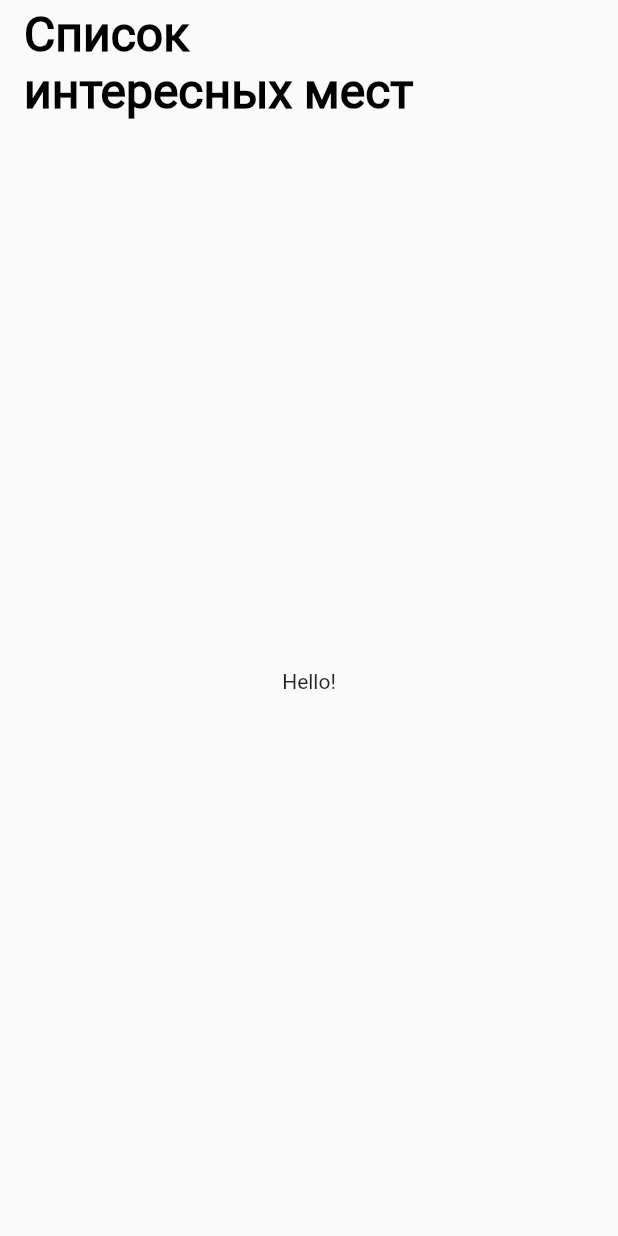
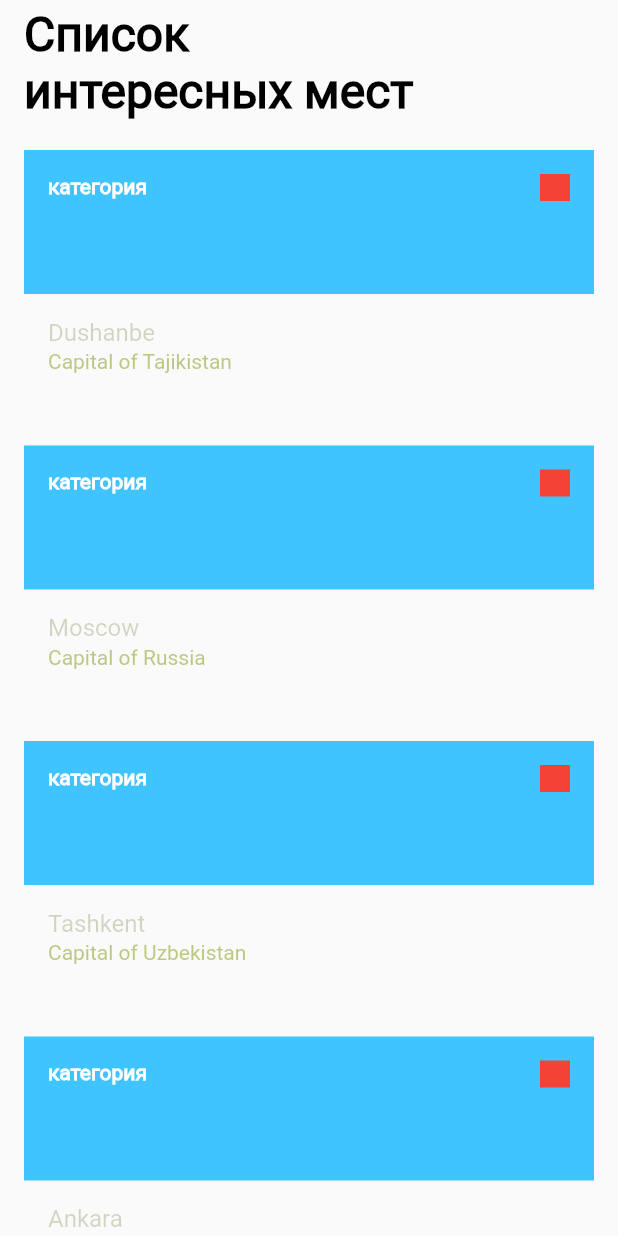
Before and after one commit to ibrohimkhan/surf-flutter-course-kholmatov, a Flutter app: the screen it shows after launch, on a phone screen of 412 x 824 dp. Run offline on Flutter 3.47's test engine with Material 2 defaults, Android fonts, the phone set to English and light mode, and no system bars.

Commit message:
created sight card ui

```diff
--- a/lib/domain/sight.dart
+++ b/lib/domain/sight.dart
@@ -1,3 +1,6 @@
+/*
+* This data class represents user's Sight
+*/
 class Sight {
   const Sight({
     required this.name,
--- a/lib/mocks.dart
+++ b/lib/mocks.dart
@@ -3,22 +3,22 @@ import 'package:places/domain/sight.dart';
 final mocks = <Sight>[
   Sight(
     name: 'Dushanbe',
-    details: 'The capital of Tajikistan',
+    details: 'Capital of Tajikistan',
   ),
   Sight(
     name: 'Moscow',
-    details: 'The capital of Russia',
+    details: 'Capital of Russia',
   ),
   Sight(
     name: 'Tashkent',
-    details: 'The capital of Uzbekistan',
+    details: 'Capital of Uzbekistan',
   ),
   Sight(
     name: 'Ankara',
-    details: 'The capital of Turkey',
+    details: 'Capital of Turkey',
   ),
   Sight(
     name: 'Abu Dhabi',
-    details: 'The capital of UAE',
-  )
+    details: 'Capital of UAE',
+  ),
 ];
--- /dev/null
+++ b/lib/ui/screen/sight_card.dart
@@ -0,0 +1,85 @@
+import 'package:flutter/material.dart';
+import 'package:places/domain/sight.dart';
+
+/*
+* This class displays short info about the sight
+*/
+class SightCard extends StatelessWidget {
+  const SightCard({Key? key, required this.sight}) : super(key: key);
+
+  final Sight sight;
+
+  @override
+  Widget build(BuildContext context) {
+    return Container(
+      padding: EdgeInsets.all(16),
+      child: Column(
+        children: [
+          Stack(
+            children: [
+              Container(height: 96, color: Colors.lightBlueAccent),
+              Positioned(
+                left: 16,
+                top: 16,
+                child: Text(
+                  sight.type ?? 'категория',
+                  style: TextStyle(
+                    fontFamily: 'Roboto',
+                    fontSize: 14,
+                    fontWeight: FontWeight.w700,
+                    fontStyle: FontStyle.normal,
+                    color: Colors.white,
+                  ),
+                ),
+              ),
+              Positioned(
+                top: 16,
+                right: 16,
+                child: Container(
+                  width: 20,
+                  height: 18,
+                  color: Colors.red,
+                ),
+              ),
+            ],
+          ),
+          Container(
+            color: Color(0xF5F5F5),
+            width: double.infinity,
+            child: Column(
+              crossAxisAlignment: CrossAxisAlignment.start,
+              children: [
+                Padding(
+                  padding: const EdgeInsets.fromLTRB(16, 16, 16, 0),
+                  child: Text(
+                    sight.name,
+                    style: TextStyle(
+                      fontFamily: 'Roboto',
+                      fontWeight: FontWeight.w500,
+                      fontStyle: FontStyle.normal,
+                      fontSize: 16,
+                      color: Color.fromARGB(59, 62, 91, 1),
+                    ),
+                  ),
+                ),
+                Padding(
+                  padding: const EdgeInsets.fromLTRB(16, 2, 16, 16),
+                  child: Text(
+                    sight.details ?? 'Details',
+                    style: TextStyle(
+                      fontFamily: 'Roboto',
+                      fontWeight: FontWeight.w400,
+                      fontStyle: FontStyle.normal,
+                      fontSize: 14,
+                      color: Color.fromARGB(124, 126, 146, 1),
+                    ),
+                  ),
+                ),
+              ],
+            ),
+          ),
+        ],
+      ),
+    );
+  }
+}
--- a/lib/ui/screen/sight_list_screen.dart
+++ b/lib/ui/screen/sight_list_screen.dart
@@ -1,10 +1,13 @@
 import 'package:flutter/material.dart';
+
+import '../../mocks.dart';
+import 'sight_card.dart';
 
 /*
 * This class displays the list of interesting places on the screen
 */
 class SightListScreen extends StatefulWidget {
-  const SightListScreen({Key key}) : super(key: key);
+  const SightListScreen({Key? key}) : super(key: key);
 
   @override
   State<StatefulWidget> createState() => _SightListScreenState();
@@ -31,7 +34,17 @@ class _SightListScreenState extends State<SightListScreen> {
           ),
         ),
       ),
-      body: Center(child: Text("Hello!")),
+      body: SingleChildScrollView(
+        child: Column(
+          children: [
+            SightCard(sight: mocks[0]),
+            SightCard(sight: mocks[1]),
+            SightCard(sight: mocks[2]),
+            SightCard(sight: mocks[3]),
+            SightCard(sight: mocks[4]),
+          ],
+        ),
+      ),
     );
   }
 }
```
